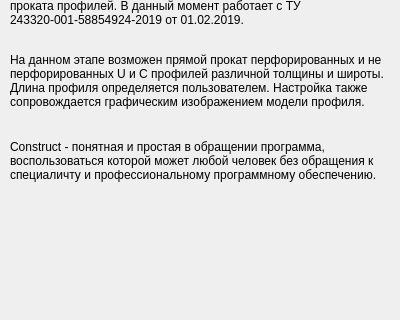
The window that InfoWindow.ui (WatchMeGuys/Construct) describes before a commit, drawn with Qt 5; both pictures show x 0 to 400 and y 90 to 410 of the 400 by 600 pixel window.
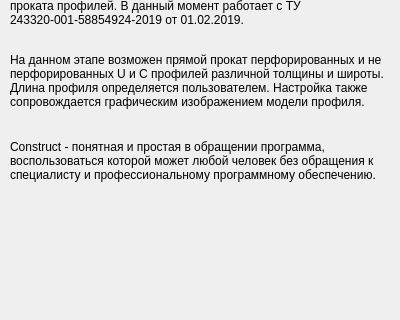
The same window after the commit. Icons and pictures are not drawn.

Commit message: Специалист

```diff
--- a/InfoWindow.ui
+++ b/InfoWindow.ui
@@ -116,7 +116,7 @@
      </rect>
     </property>
     <property name="text">
-     <string>Construct - понятная и простая в обращении программа, воспользоваться которой может любой человек без обращения к специаличту и профессиональному программному обеспечению.</string>
+     <string>Construct - понятная и простая в обращении программа, воспользоваться которой может любой человек без обращения к специалисту и профессиональному программному обеспечению.</string>
     </property>
     <property name="textFormat">
      <enum>Qt::AutoText</enum>
```
The commit also changes 1 other file.
